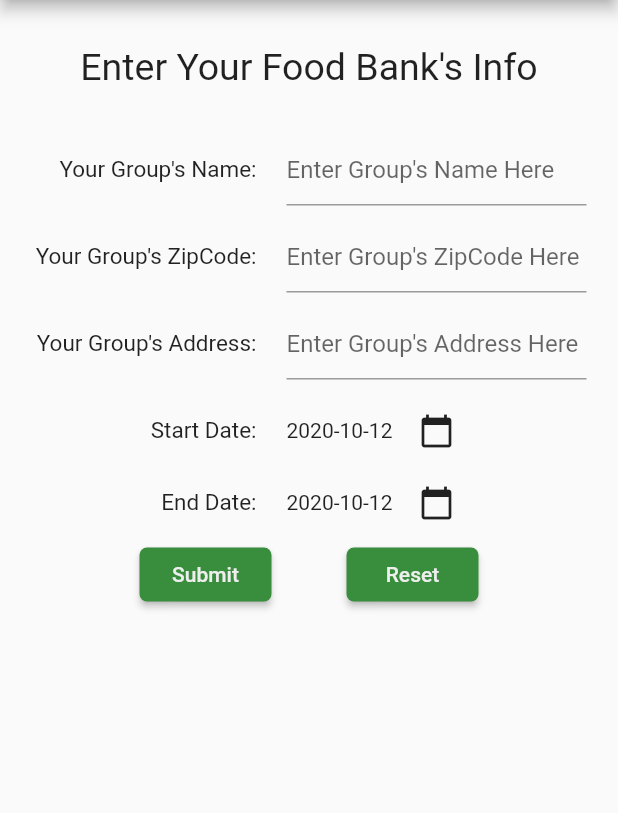
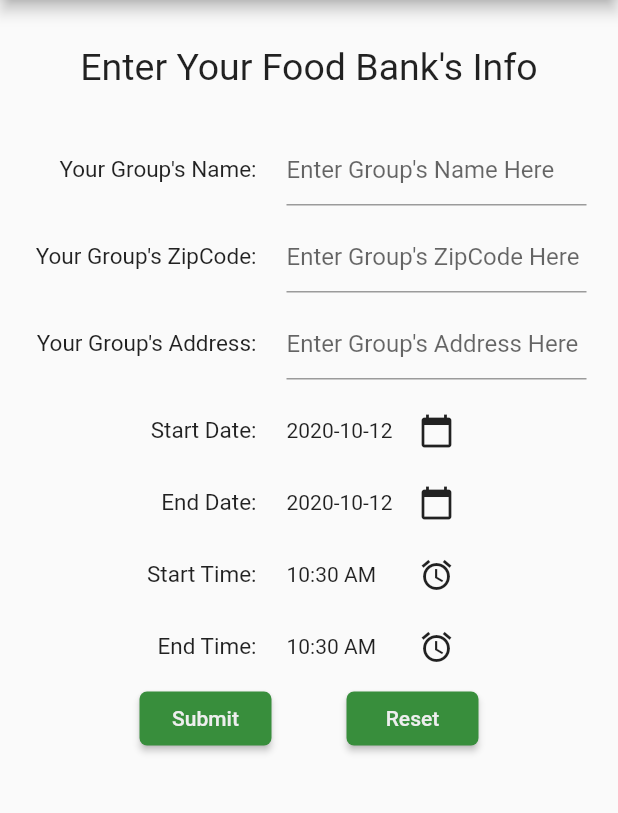
Before and after one commit to akhilk999/FooDono, a Flutter app: the Producer screen opened directly, on a phone screen of 412 x 824 dp, the part 84-897 px from its top. Run offline on Flutter 3.47's test engine with Material 2 defaults, Android fonts, the phone set to English and light mode, and no system bars; our stand-ins replace google_maps_flutter.

Commit message:
finalized date pickers & started time pickers to producerinfo

```diff
--- a/lib/producerinfo.dart
+++ b/lib/producerinfo.dart
@@ -28,8 +28,6 @@ class Producer extends StatefulWidget {
 
 class _ProducerState extends State<Producer> {
   // This widget is the root of your application.
-  DateTime _dateTime;
-
   final formKey = GlobalKey<FormState>();
   final textControl = TextEditingController();
   final textControl2 = TextEditingController();
@@ -41,24 +39,38 @@ class _ProducerState extends State<Producer> {
       charLength2 = value.length;
     });
   }
+
   var formatter = new DateFormat('yyyy-MM-dd');
-  DateTime fromDate =
-  DateTime(DateTime.now().year, DateTime.now().month, DateTime.now().day);
-  DateTime toDate =
-  DateTime(DateTime.now().year, DateTime.now().month, DateTime.now().day);
-
+  DateTime fromDate = DateTime(DateTime.now().year, DateTime.now().month, DateTime.now().day);
+  DateTime toDate = DateTime(DateTime.now().year, DateTime.now().month, DateTime.now().day);
+  TimeOfDay _time = TimeOfDay.now();
+  TimeOfDay toTime = TimeOfDay.now();
+TimeOfDay fromTime = TimeOfDay.now();
   Future<DateTime> selectDate(BuildContext context, DateTime _date) async {
     final DateTime picked = await showDatePicker(
       context: context,
       initialDate: _date,
       firstDate: DateTime(2018),
-      lastDate: DateTime(2030),
+      lastDate: DateTime(2022),
     );
-    if (picked != null) {
+    if (picked != null && picked != _date) {
       _date = picked;
     }
     return _date;
   }
+
+  Future<Null> selectTime(BuildContext context,   TimeOfDay _timed) async{
+    final TimeOfDay picked = await showTimePicker(
+      context: context,
+      initialTime: _time
+    );
+    if (picked != null && picked != _time) {
+      setState(() {
+        _time = picked;
+      });
+    }
+  }
+
 
   @override
   void dispose() {
@@ -276,6 +288,72 @@ class _ProducerState extends State<Producer> {
                 crossAxisAlignment: CrossAxisAlignment.center,
                 mainAxisAlignment: MainAxisAlignment.center,
                 children: [
+                  Container(
+                    width: 150,
+                    child: Text(
+                      "Start Time:",
+                      style: TextStyle(fontSize: 15),
+                      textAlign: TextAlign.right,
+                    ),
+                  ),
+                  Container(
+                    width: 20,
+                  ),
+                  Container(
+                    width: 75,
+                    child:Text('${_time.format(context)}'),
+                  ),
+                  Container(
+                    width: 50,
+                    child:IconButton(
+                      icon: Icon(Icons.alarm),
+                      onPressed: () async {
+                        selectTime(context, fromTime);
+                      },
+                    ),
+                  ),
+                  Container(
+                    width: 75,
+                  ),
+                ],
+              ),
+              Row(
+                crossAxisAlignment: CrossAxisAlignment.center,
+                mainAxisAlignment: MainAxisAlignment.center,
+                children: [
+                  Container(
+                    width: 150,
+                    child: Text(
+                      "End Time:",
+                      style: TextStyle(fontSize: 15),
+                      textAlign: TextAlign.right,
+                    ),
+                  ),
+                  Container(
+                    width: 20,
+                  ),
+                  Container(
+                    width: 75,
+                    child:Text('${_time.format(context)}'),
+                  ),
+                  Container(
+                    width: 50,
+                    child:IconButton(
+                      icon: Icon(Icons.alarm),
+                      onPressed: () async {
+                        selectTime(context, toTime);
+                      },
+                    ),
+                  ),
+                  Container(
+                    width: 75,
+                  ),
+                ],
+              ),
+              Row(
+                crossAxisAlignment: CrossAxisAlignment.center,
+                mainAxisAlignment: MainAxisAlignment.center,
+                children: [
                   RaisedButton(
                     color: Colors.green[700],
                     shape: RoundedRectangleBorder(
@@ -304,7 +382,7 @@ class _ProducerState extends State<Producer> {
                     },
                   ),
                 ],
-              )
+              ),
             ],
           ),
         )
```
